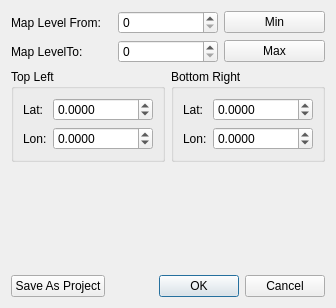
This is resources/OSMDownloadAreaDialog.ui in MichalVlasak/OSMViewer as Qt 5 draws it before an edit. The edited form follows.
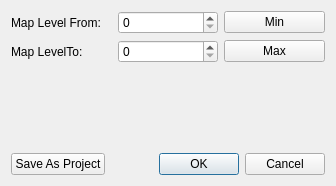
This is the edited form. Custom widgets are drawn as their Qt base class.

The edit to the form file:
```diff
--- a/resources/OSMDownloadAreaDialog.ui
+++ b/resources/OSMDownloadAreaDialog.ui
@@ -7,7 +7,7 @@
     <x>0</x>
     <y>0</y>
     <width>336</width>
-    <height>308</height>
+    <height>186</height>
    </rect>
   </property>
   <property name="windowTitle">
@@ -61,130 +61,7 @@
     </layout>
    </item>
    <item>
-    <layout class="QHBoxLayout" name="horizontalLayout">
-     <item>
-      <widget class="QGroupBox" name="groupBox">
-       <property name="title">
-        <string>Top Left</string>
-       </property>
-       <layout class="QGridLayout" name="gridLayout_2">
-        <item row="0" column="0">
-         <widget class="QLabel" name="label_2">
-          <property name="text">
-           <string>Lat:</string>
-          </property>
-         </widget>
-        </item>
-        <item row="1" column="0">
-         <widget class="QLabel" name="label_3">
-          <property name="text">
-           <string>Lon:</string>
-          </property>
-         </widget>
-        </item>
-        <item row="1" column="1">
-         <widget class="QDoubleSpinBox" name="lonFrom">
-          <property name="minimumSize">
-           <size>
-            <width>100</width>
-            <height>0</height>
-           </size>
-          </property>
-          <property name="decimals">
-           <number>4</number>
-          </property>
-          <property name="minimum">
-           <double>-180.000000000000000</double>
-          </property>
-          <property name="maximum">
-           <double>180.000000000000000</double>
-          </property>
-         </widget>
-        </item>
-        <item row="0" column="1">
-         <widget class="QDoubleSpinBox" name="latFrom">
-          <property name="minimumSize">
-           <size>
-            <width>100</width>
-            <height>0</height>
-           </size>
-          </property>
-          <property name="decimals">
-           <number>4</number>
-          </property>
-          <property name="minimum">
-           <double>-90.000000000000000</double>
-          </property>
-          <property name="maximum">
-           <double>90.000000000000000</double>
-          </property>
-         </widget>
-        </item>
-       </layout>
-      </widget>
-     </item>
-     <item>
-      <widget class="QGroupBox" name="groupBox_2">
-       <property name="title">
-        <string>Bottom Right</string>
-       </property>
-       <layout class="QGridLayout" name="gridLayout_3">
-        <item row="1" column="0">
-         <widget class="QLabel" name="label_6">
-          <property name="text">
-           <string>Lon:</string>
-          </property>
-         </widget>
-        </item>
-        <item row="0" column="0">
-         <widget class="QLabel" name="label_5">
-          <property name="text">
-           <string>Lat:</string>
-          </property>
-         </widget>
-        </item>
-        <item row="1" column="1">
-         <widget class="QDoubleSpinBox" name="lonTo">
-          <property name="minimumSize">
-           <size>
-            <width>100</width>
-            <height>0</height>
-           </size>
-          </property>
-          <property name="decimals">
-           <number>4</number>
-          </property>
-          <property name="minimum">
-           <double>-180.000000000000000</double>
-          </property>
-          <property name="maximum">
-           <double>180.000000000000000</double>
-          </property>
-         </widget>
-        </item>
-        <item row="0" column="1">
-         <widget class="QDoubleSpinBox" name="latTo">
-          <property name="minimumSize">
-           <size>
-            <width>100</width>
-            <height>0</height>
-           </size>
-          </property>
-          <property name="decimals">
-           <number>4</number>
-          </property>
-          <property name="minimum">
-           <double>-90.000000000000000</double>
-          </property>
-          <property name="maximum">
-           <double>90.000000000000000</double>
-          </property>
-         </widget>
-        </item>
-       </layout>
-      </widget>
-     </item>
-    </layout>
+    <widget class="QWidget" name="geometryWidget" native="true"/>
    </item>
    <item>
     <widget class="DeleteOldMapsWidget" name="deleteOldMapsWidget" native="true"/>
```
